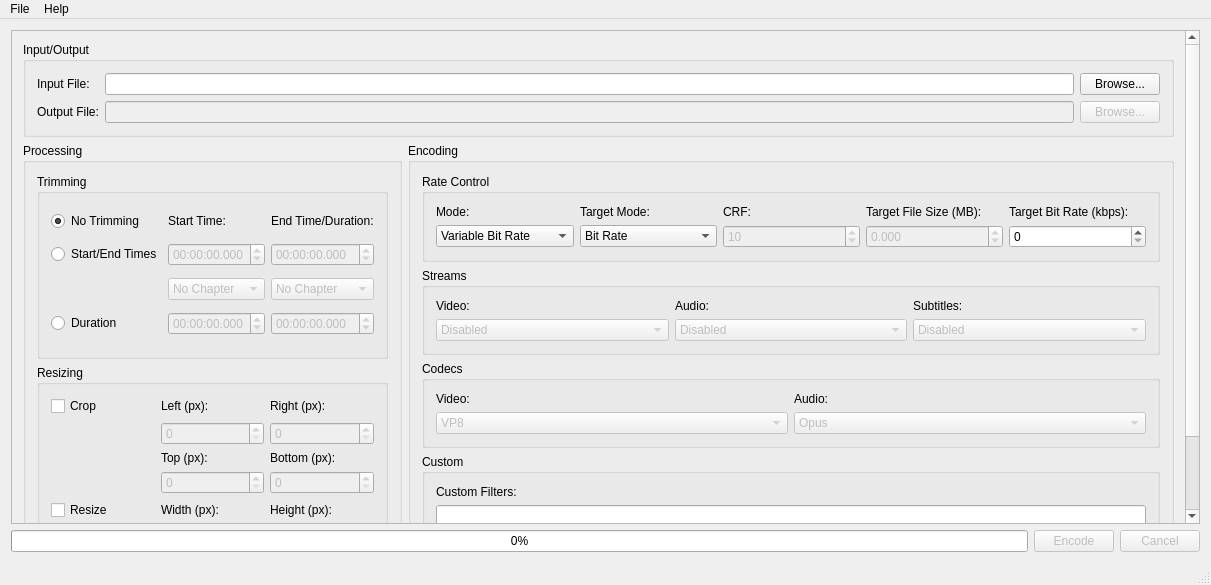
Old version of the form mainwindow.ui in the repository rzumer/Webbum.
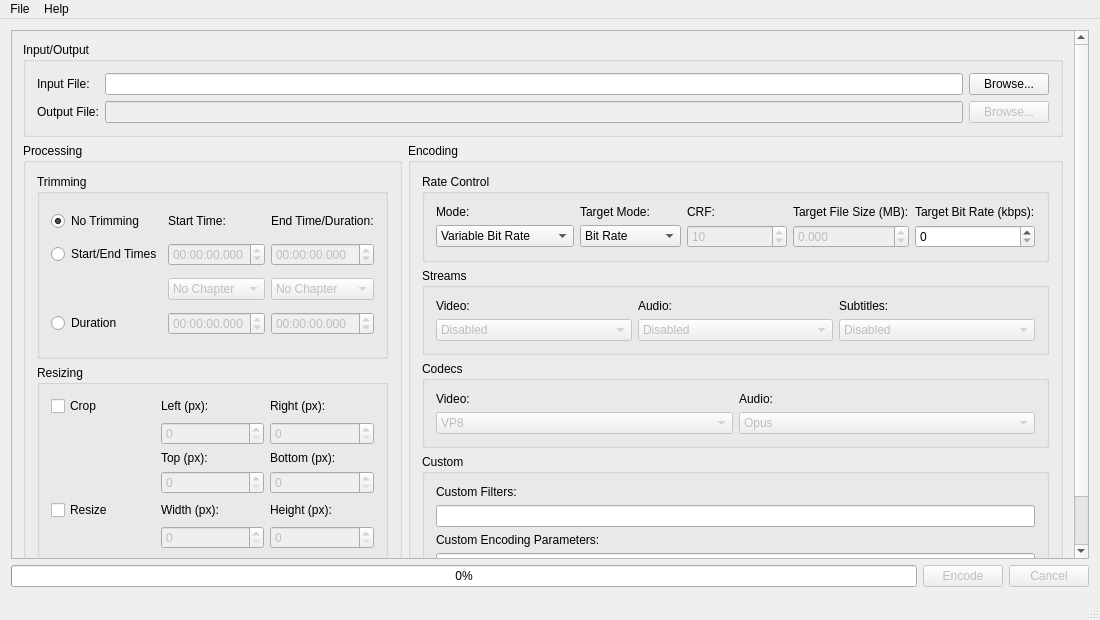
New version of the form.

Commit message:
Update default window file size
Should now fit the content by default (on Windows)

Diff of the .ui file:
```diff
--- a/mainwindow.ui
+++ b/mainwindow.ui
@@ -6,8 +6,8 @@
    <rect>
     <x>0</x>
     <y>0</y>
-    <width>1211</width>
-    <height>585</height>
+    <width>1100</width>
+    <height>620</height>
    </rect>
   </property>
   <property name="windowTitle">
@@ -70,8 +70,8 @@
         <rect>
          <x>0</x>
          <y>0</y>
-         <width>1191</width>
-         <height>495</height>
+         <width>1080</width>
+         <height>530</height>
         </rect>
        </property>
        <layout class="QGridLayout" name="gridLayout_9">
@@ -820,7 +820,7 @@
     <rect>
      <x>0</x>
      <y>0</y>
-     <width>1211</width>
+     <width>1100</width>
      <height>21</height>
     </rect>
    </property>
```
